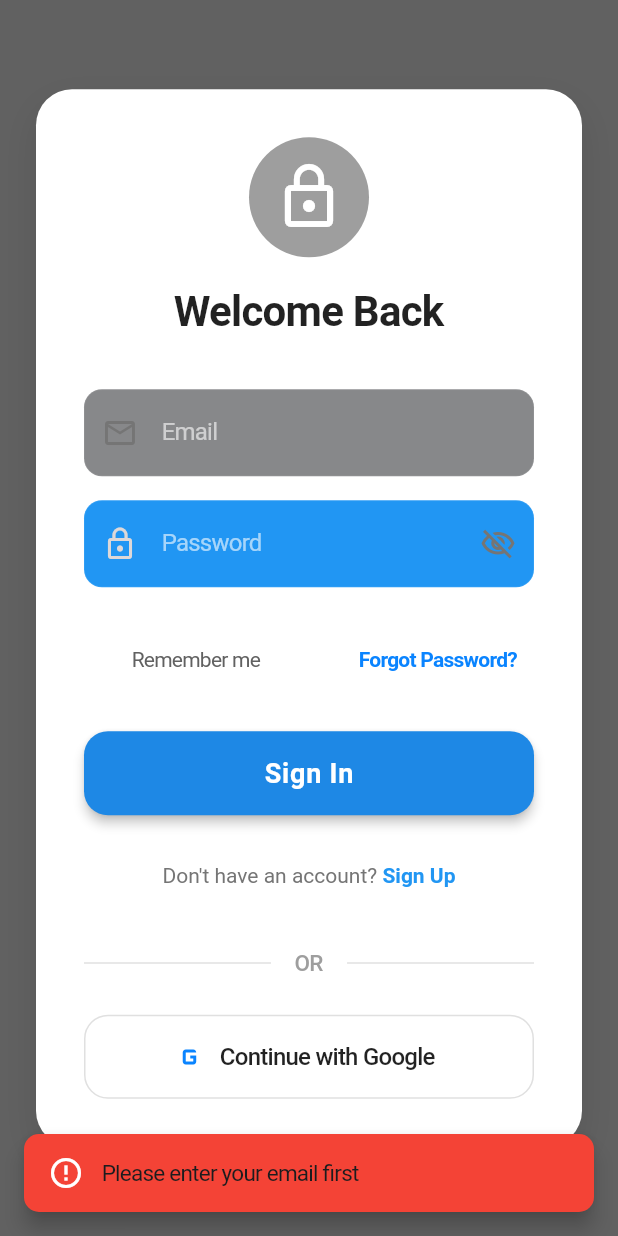
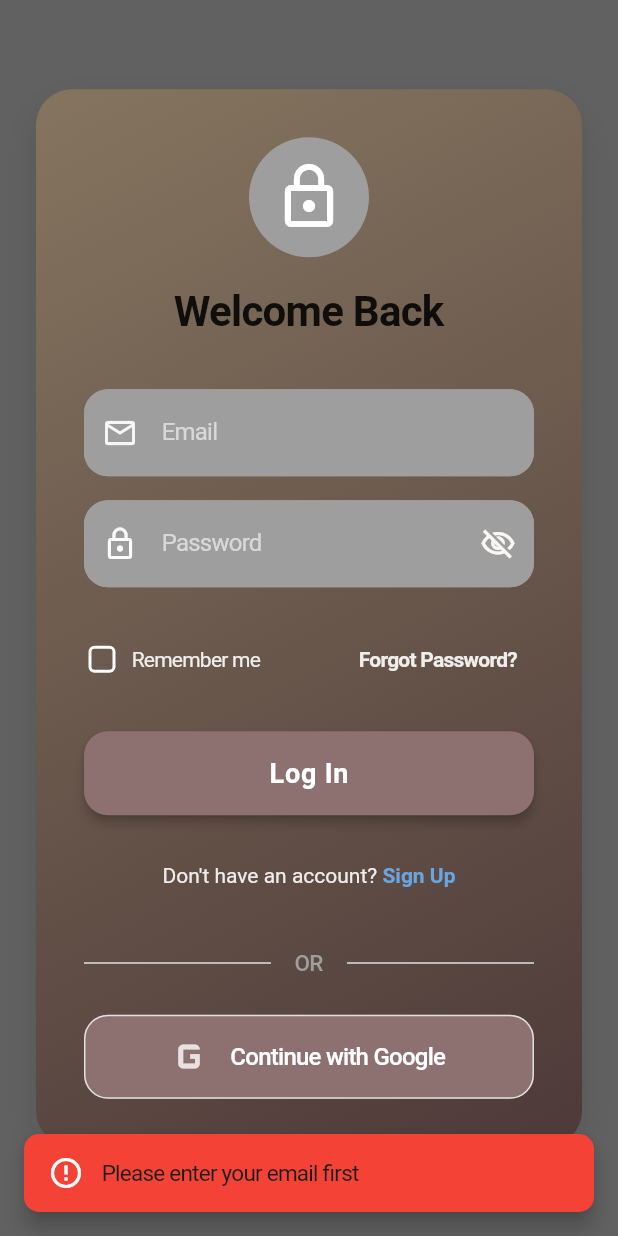
Before and after one commit to kiranimmadi2/plink-live, a Flutter app: the LoginScreen screen opened directly, after a tap on "Forgot Password?", on a phone screen of 412 x 824 dp. Run offline on Flutter 3.47's test engine with Material 3 defaults, Android fonts, the light colour scheme and no system bars; our stand-ins replace badges, cached_network_image, cloud_firestore, connectivity_plus, emoji_picker_flutter, firebase_auth and 18 more; missing offline and left inert: dart:html, dart:ui_web; accounts and stored records are empty; network calls fail.

Commit message:
design login page and signup page

```diff
--- a/lib/screens/home/home_screen.dart
+++ b/lib/screens/home/home_screen.dart
@@ -358,11 +358,10 @@ class _HomeScreenState extends State<HomeScreen>
     return Scaffold(
       extendBodyBehindAppBar: true,
       backgroundColor: Colors.transparent,
-      appBar: PreferredSize(
-        preferredSize: const Size.fromHeight(60),
-        child: AppBar(
+      appBar: AppBar(
         elevation: 0,
         backgroundColor: Colors.transparent,
+        toolbarHeight: 100, // <-- FINAL height control
         centerTitle: false,
         title: ShaderMask(
           shaderCallback: (bounds) => LinearGradient(
@@ -417,7 +416,6 @@ class _HomeScreenState extends State<HomeScreen>
           ),
         ],
       ),
-      ),
       body: Stack(
         children: [
           // Background
@@ -435,18 +433,38 @@ class _HomeScreenState extends State<HomeScreen>
                     : _buildChatState(isDarkMode),
               ),
 
+              // Voice recording overlay - HALF SCREEN MODAL
+              if (_isRecording || _isVoiceProcessing)
+                _buildVoiceRecordingOverlay(isDarkMode),
+
               // Bottom input section
+              if (!_isRecording && !_isVoiceProcessing)
                 _buildInputSection(isDarkMode),
             ],
           ),
+        ],
+      ),
+    );
+  }
 
-          // Voice recording overlay - ABOVE EVERYTHING
-          if (_isRecording || _isVoiceProcessing)
-            Container(
+  Widget _buildVoiceRecordingOverlay(bool isDarkMode) {
+    return Container(
+      height: MediaQuery.of(context).size.height * 0.5, // Half screen height
       width: double.infinity,
-              height: double.infinity,
-              color: Colors.black.withOpacity(0.9),
-              child: SafeArea(
+      decoration: BoxDecoration(
+        color: Colors.black.withOpacity(0.95),
+        borderRadius: const BorderRadius.only(
+          topLeft: Radius.circular(20),
+          topRight: Radius.circular(20),
+        ),
+        boxShadow: [
+          BoxShadow(
+            color: Colors.black.withOpacity(0.5),
+            blurRadius: 20,
+            spreadRadius: 5,
+          ),
+        ],
+      ),
       child: Column(
         mainAxisAlignment: MainAxisAlignment.center,
         children: [
@@ -510,9 +528,7 @@ class _HomeScreenState extends State<HomeScreen>
               children: [
                 SizedBox(height: 20),
                 CircularProgressIndicator(
-                            valueColor: AlwaysStoppedAnimation<Color>(
-                              Colors.blue,
-                            ),
+                  valueColor: AlwaysStoppedAnimation<Color>(Colors.blue),
                   strokeWidth: 3,
                 ),
               ],
@@ -550,10 +566,6 @@ class _HomeScreenState extends State<HomeScreen>
                       fontWeight: FontWeight.w600,
                     ),
                   ),
-                          ),
-                        ),
-                      ),
-                  ],
                 ),
               ),
             ),
@@ -1238,5 +1250,3 @@ class _HomeScreenState extends State<HomeScreen>
     );
   }
 }
-
-//
--- a/lib/screens/login/login_screen.dart
+++ b/lib/screens/login/login_screen.dart
@@ -2,8 +2,6 @@ import 'package:flutter/material.dart';
 import 'package:flutter/services.dart';
 import 'package:flutter/gestures.dart';
 import '../../services/auth_service.dart';
-import '../profile/terms_of_service_screen.dart';
-import '../profile/privacy_policy_screen.dart';
 
 class LoginScreen extends StatefulWidget {
   const LoginScreen({super.key});
@@ -234,7 +232,14 @@ class _LoginScreenState extends State<LoginScreen>
                   padding: const EdgeInsets.all(32),
 
                   decoration: BoxDecoration(
-                    color: Colors.white,
+                    gradient: const LinearGradient(
+                      colors: [
+                        Color.fromARGB(255, 133, 117, 95),
+                        Color.fromARGB(255, 77, 58, 57),
+                      ],
+                      begin: Alignment.topLeft,
+                      end: Alignment.bottomRight,
+                    ),
                     borderRadius: BorderRadius.circular(24),
                     boxShadow: [
                       BoxShadow(
@@ -250,8 +255,7 @@ class _LoginScreenState extends State<LoginScreen>
                       _buildHeader(),
                       const SizedBox(height: 32),
                       _buildForm(),
-                      if (_isSignUpMode && _passwordController.text.isNotEmpty)
-                        _buildPasswordStrengthIndicator(),
+
                       const SizedBox(height: 24),
                       _buildRememberMeAndForgot(),
                       const SizedBox(height: 24),
@@ -309,17 +313,36 @@ class _LoginScreenState extends State<LoginScreen>
           TextFormField(
             controller: _emailController,
             keyboardType: TextInputType.emailAddress,
+            cursorColor: Color.fromARGB(255, 247, 245, 245),
             textInputAction: TextInputAction.next,
             decoration: InputDecoration(
               labelText: 'Email',
               hintText: 'Enter your email',
-              prefixIcon: Icon(Icons.email_outlined, color: Colors.grey[600]),
-              border: OutlineInputBorder(
+              prefixIcon: const Icon(
+                Icons.email_outlined,
+                color: Color.fromARGB(255, 247, 245, 245),
+              ),
+
+              // ---- Border grey for all states ----
+              enabledBorder: OutlineInputBorder(
                 borderRadius: BorderRadius.circular(16),
-                borderSide: BorderSide.none,
+                borderSide: const BorderSide(color: Colors.grey, width: 1),
               ),
+              focusedBorder: OutlineInputBorder(
+                borderRadius: BorderRadius.circular(16),
+                borderSide: const BorderSide(color: Colors.grey, width: 1),
+              ),
+              errorBorder: OutlineInputBorder(
+                borderRadius: BorderRadius.circular(16),
+                borderSide: const BorderSide(color: Colors.red, width: 1),
+              ),
+              focusedErrorBorder: OutlineInputBorder(
+                borderRadius: BorderRadius.circular(16),
+                borderSide: const BorderSide(color: Colors.red, width: 1),
+              ),
+
               filled: true,
-              fillColor: const Color.fromARGB(255, 135, 136, 138),
+              fillColor: Colors.grey,
               errorStyle: const TextStyle(height: 0.8),
               contentPadding: const EdgeInsets.symmetric(
                 horizontal: 20,
@@ -338,25 +361,28 @@ class _LoginScreenState extends State<LoginScreen>
               return null;
             },
           ),
+
           const SizedBox(height: 16),
+
           TextFormField(
             controller: _passwordController,
             obscureText: _obscurePassword,
+            cursorColor: Color.fromARGB(255, 247, 245, 245),
             textInputAction: TextInputAction.done,
             onFieldSubmitted: (_) => _handleAuth(),
             decoration: InputDecoration(
               labelText: 'Password',
               hintText: 'Enter your password',
-              prefixIcon: Icon(
+              prefixIcon: const Icon(
                 Icons.lock_outline,
-                color: const Color.fromARGB(255, 221, 216, 216),
+                color: Color.fromARGB(255, 253, 252, 252),
               ),
               suffixIcon: IconButton(
                 icon: Icon(
                   _obscurePassword
                       ? Icons.visibility_off_outlined
                       : Icons.visibility_outlined,
-                  color: Colors.grey[600],
+                  color: const Color.fromARGB(255, 250, 246, 246),
                 ),
                 onPressed: () {
                   setState(() {
@@ -364,12 +390,27 @@ class _LoginScreenState extends State<LoginScreen>
                   });
                 },
               ),
-              border: OutlineInputBorder(
+
+              // ---- Border grey for all states ----
+              enabledBorder: OutlineInputBorder(
                 borderRadius: BorderRadius.circular(16),
-                borderSide: BorderSide.none,
+                borderSide: const BorderSide(color: Colors.grey, width: 1),
               ),
+              focusedBorder: OutlineInputBorder(
+                borderRadius: BorderRadius.circular(16),
+                borderSide: const BorderSide(color: Colors.grey, width: 1),
+              ),
+              errorBorder: OutlineInputBorder(
+                borderRadius: BorderRadius.circular(16),
+                borderSide: const BorderSide(color: Colors.red, width: 1),
+              ),
+              focusedErrorBorder: OutlineInputBorder(
+                borderRadius: BorderRadius.circular(16),
+                borderSide: const BorderSide(color: Colors.red, width: 1),
+              ),
+
               filled: true,
-              fillColor: Colors.blue,
+              fillColor: Colors.grey,
               errorStyle: const TextStyle(height: 0.8),
               contentPadding: const EdgeInsets.symmetric(
                 horizontal: 20,
@@ -391,116 +432,87 @@ class _LoginScreenState extends State<LoginScreen>
     );
   }
 
-  Widget _buildPasswordStrengthIndicator() {
-    return Column(
-      children: [
-        const SizedBox(height: 8),
-        Row(
-          children: [
-            Expanded(
-              child: LinearProgressIndicator(
-                value: _passwordStrength == 'Weak'
-                    ? 0.33
-                    : _passwordStrength == 'Medium'
-                    ? 0.66
-                    : 1.0,
-                backgroundColor: Colors.grey[300],
-                color: _passwordStrengthColor,
-                minHeight: 4,
-              ),
-            ),
-            const SizedBox(width: 12),
-            Text(
-              _passwordStrength,
-              style: TextStyle(
-                color: _passwordStrengthColor,
-                fontSize: 12,
-                fontWeight: FontWeight.w600,
-              ),
-            ),
-          ],
-        ),
-      ],
-    );
-  }
-
   Widget _buildRememberMeAndForgot() {
     if (_isSignUpMode) return const SizedBox.shrink();
 
     return Row(
       mainAxisAlignment: MainAxisAlignment.spaceBetween,
       children: [
-        // Remember me for login, Terms acceptance for signup
-        _isSignUpMode
-            ? Row(
-                crossAxisAlignment: CrossAxisAlignment.start,
-                children: [
-                  SizedBox(
-                    height: 24,
-                    width: 24,
-                    child: Checkbox(
-                      value: _acceptTerms,
-                      onChanged: (value) {
-                        setState(() {
-                          _acceptTerms = value ?? false;
-                        });
-                      },
-                      shape: RoundedRectangleBorder(
-                        borderRadius: BorderRadius.circular(4),
-                      ),
-                    ),
-                  ),
-                  const SizedBox(width: 8),
-                  Expanded(
-                    child: RichText(
-                      text: TextSpan(
-                        style: TextStyle(color: Colors.grey[700], fontSize: 13),
-                        children: [
-                          const TextSpan(text: 'I agree to the '),
-                          TextSpan(
-                            text: 'Terms of Service',
-                            style: const TextStyle(
-                              color: Colors.blue,
-                              fontWeight: FontWeight.w600,
-                              decoration: TextDecoration.underline,
-                            ),
-                            recognizer: TapGestureRecognizer()
-                              ..onTap = () {
-                                Navigator.push(
-                                  context,
-                                  MaterialPageRoute(
-                                    builder: (context) =>
-                                        const TermsOfServiceScreen(),
-                                  ),
-                                );
-                              },
-                          ),
-                          const TextSpan(text: ' and '),
-                          TextSpan(
-                            text: 'Privacy Policy',
-                            style: const TextStyle(
-                              color: Colors.blue,
-                              fontWeight: FontWeight.w600,
-                              decoration: TextDecoration.underline,
-                            ),
-                            recognizer: TapGestureRecognizer()
-                              ..onTap = () {
-                                Navigator.push(
-                                  context,
-                                  MaterialPageRoute(
-                                    builder: (context) =>
-                                        const PrivacyPolicyScreen(),
-                                  ),
-                                );
-                              },
-                          ),
-                        ],
-                      ),
-                    ),
-                  ),
-                ],
-              )
-            : Row(
+        // // Remember me for login, Terms acceptance for signup
+        // _isSignUpMode
+        //     ? Row(
+        //         crossAxisAlignment: CrossAxisAlignment.start,
+        //         children: [
+        //           SizedBox(
+        //             height: 24,
+        //             width: 24,
+        //             child: Checkbox(
+        //               value: _acceptTerms,
+        //               onChanged: (value) {
+        //                 setState(() {
+        //                   _acceptTerms = value ?? false;
+        //                 });
+        //               },
+        //               shape: RoundedRectangleBorder(
+        //                 borderRadius: BorderRadius.circular(4),
+        //               ),
+        //             ),
+        //           ),
+        //           const SizedBox(width: 8),
+        // Expanded(
+        //   child: RichText(
+        //     text: TextSpan(
+        //       style: const TextStyle(
+        //         color: Color.fromARGB(255, 155, 39, 39),
+        //         fontSize: 13,
+        //       ),
+        //       children: [
+        //         // const TextSpan(text: 'I agree to the '),
+        //         // TextSpan(
+        //         //   text: 'Terms of Service',
+        //         //   style: const TextStyle(
+        //         //     color: Color.fromARGB(255, 241, 242, 243),
+        //         //     fontWeight: FontWeight.w600,
+        //         //     decoration: TextDecoration.underline,
+        //         //   ),
+        //         //   recognizer: TapGestureRecognizer()
+        //         //     ..onTap = () {
+        //         //       Navigator.push(
+        //         //         context,
+        //         //         MaterialPageRoute(
+        //         //           builder: (context) =>
+        //         //               const TermsOfServiceScreen(),
+        //         //         ),
+        //         //       );
+        //         //     },
+        //         // ),
+        //         // const TextSpan(text: ' and '),
+        //         // TextSpan(
+        //         //   text: 'Privacy Policy',
+        //         //   style: const TextStyle(
+        //         //     color: Color.fromARGB(255, 225, 228, 231),
+        //         //     fontWeight: FontWeight.w600,
+        //         //     decoration: TextDecoration.underline,
+        //         //   ),
+        //         //   recognizer: TapGestureRecognizer()
+        //         //     ..onTap = () {
+        //         //       Navigator.push(
+        //         //         context,
+        //         //         MaterialPageRoute(
+        //         //           builder: (context) =>
+        //         //               const PrivacyPolicyScreen(),
+        //         //         ),
+        //         //       );
+        //         //     },
+        //         // ),
+        //       ],
+        //     ),
+        //   ),
+        // ),
+        //     ],
+        //   )
+        // :
+        Row(
           children: [
             SizedBox(
               height: 24,
@@ -518,9 +530,12 @@ class _LoginScreenState extends State<LoginScreen>
               ),
             ),
             const SizedBox(width: 8),
-                  Text(
+            const Text(
               'Remember me',
-                    style: TextStyle(color: Colors.grey[700], fontSize: 14),
+              style: TextStyle(
+                color: Color.fromARGB(255, 240, 237, 237),
+                fontSize: 14,
+              ),
             ),
           ],
         ),
@@ -528,7 +543,11 @@ class _LoginScreenState extends State<LoginScreen>
           onPressed: _forgotPassword,
           child: const Text(
             'Forgot Password?',
-            style: TextStyle(fontSize: 14, fontWeight: FontWeight.w600),
+            style: TextStyle(
+              fontSize: 14,
+              fontWeight: FontWeight.w600,
+              color: Color.fromARGB(255, 240, 237, 237),
+            ),
           ),
         ),
       ],
@@ -543,7 +562,7 @@ class _LoginScreenState extends State<LoginScreen>
       child: ElevatedButton(
         onPressed: _isLoading ? null : _handleAuth,
         style: ElevatedButton.styleFrom(
-          backgroundColor: Colors.blue.shade600,
+          backgroundColor: Color.fromARGB(255, 141, 112, 112),
           foregroundColor: Colors.white,
           shape: RoundedRectangleBorder(
             borderRadius: BorderRadius.circular(16),
@@ -562,7 +581,7 @@ class _LoginScreenState extends State<LoginScreen>
                   ),
                 )
               : Text(
-                  _isSignUpMode ? 'Sign Up' : 'Sign In',
+                  _isSignUpMode ? 'Sign Up' : 'Log In',
                   style: const TextStyle(
                     fontSize: 18,
                     fontWeight: FontWeight.w600,
@@ -582,12 +601,15 @@ class _LoginScreenState extends State<LoginScreen>
           text: _isSignUpMode
               ? 'Already have an account? '
               : "Don't have an account? ",
-          style: TextStyle(color: Colors.grey[600], fontSize: 14),
+          style: TextStyle(
+            color: const Color.fromARGB(255, 238, 237, 237),
+            fontSize: 14,
+          ),
           children: [
             TextSpan(
-              text: _isSignUpMode ? 'Sign In' : 'Sign Up',
+              text: _isSignUpMode ? 'Log In' : 'Sign Up',
               style: const TextStyle(
-                color: Colors.blue,
+                color: Color.fromARGB(214, 106, 183, 255),
                 fontWeight: FontWeight.w600,
               ),
             ),
@@ -628,7 +650,11 @@ class _LoginScreenState extends State<LoginScreen>
               'https://www.gstatic.com/firebasejs/ui/2.0.0/images/auth/google.svg',
               height: 24,
               errorBuilder: (context, error, stackTrace) {
-                return const Icon(Icons.g_mobiledata, size: 24);
+                return const Icon(
+                  Icons.g_mobiledata,
+                  size: 38,
+                  color: Color.fromARGB(255, 230, 226, 226),
+                );
               },
             ),
             label: const Text(
@@ -636,7 +662,7 @@ class _LoginScreenState extends State<LoginScreen>
               style: TextStyle(
                 fontSize: 16,
                 fontWeight: FontWeight.w500,
-                color: Colors.black87,
+                color: Colors.white,
               ),
             ),
             style: OutlinedButton.styleFrom(
@@ -644,7 +670,7 @@ class _LoginScreenState extends State<LoginScreen>
                 borderRadius: BorderRadius.circular(16),
               ),
               side: BorderSide(color: Colors.grey[300]!),
-              backgroundColor: Colors.white,
+              backgroundColor: Color.fromARGB(255, 141, 112, 112),
             ),
           ),
         ),
--- a/lib/screens/login/onboarding_screen.dart
+++ b/lib/screens/login/onboarding_screen.dart
@@ -82,7 +82,7 @@ class _OnboardingScreenState extends State<OnboardingScreen>
   void _getStarted() {
     Navigator.pushReplacement(
       context,
-      MaterialPageRoute(builder: (context) => const HomeScreen()),
+      MaterialPageRoute(builder: (context) => const LoginScreen()),
     );
   }
 
```
Lines whose indentation alone changed are shown as unchanged.
